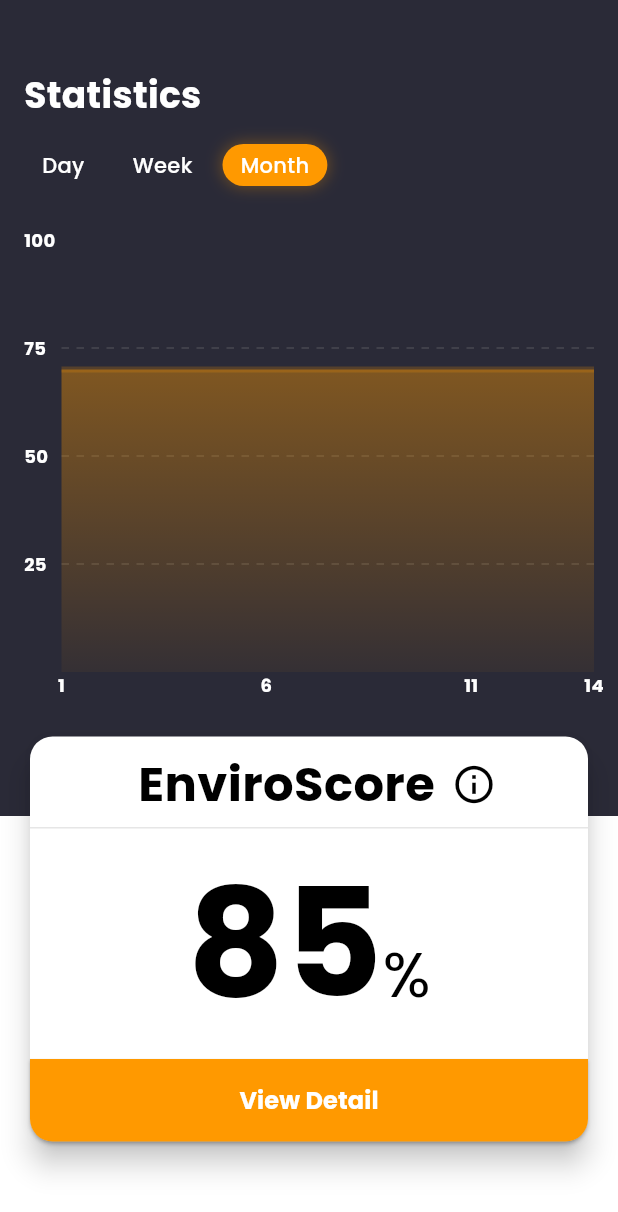
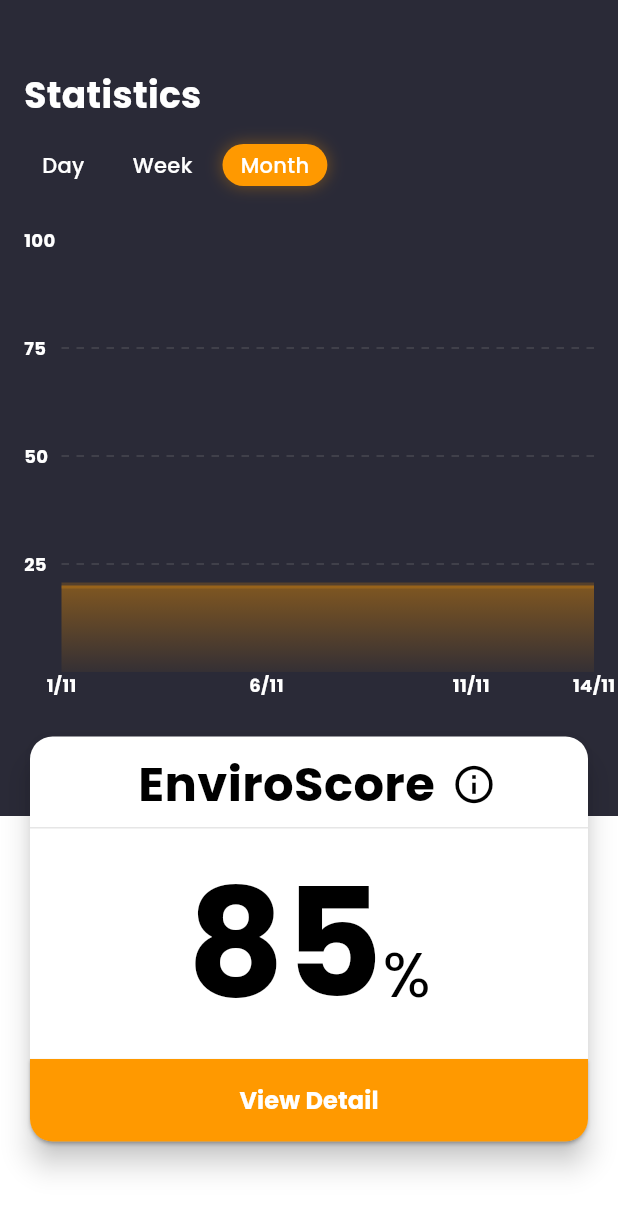
Before and after one commit to KempDewulf/envirosense-app, a Flutter app: the StatisticsScreen screen opened directly, after a tap on "Week", after a tap on "Month", on a phone screen of 412 x 824 dp. Shown: the top 1212 px of the screen. Run offline on Flutter 3.47's test engine with Material 3 defaults, Android fonts, the phone set to English and light mode, and no system bars; drawn by our look-alikes of fl_chart; our stand-ins replace camera, dotted_border, firebase_auth, firebase_core, google_fonts, introduction_screen and 2 more; accounts and stored records are empty.

Commit message:
fix: improve chart data generation and enhance tooltip display in Statistics screen

```diff
--- a/lib/views/statistics_screen.dart
+++ b/lib/views/statistics_screen.dart
@@ -29,20 +29,21 @@ class _StatisticsScreenState extends State<StatisticsScreen> {
         scoreData = List.generate(24, (i) {
           if (i <= now.hour) {
             // Mock hourly data
-          return FlSpot(i.toDouble(), 20 + Random().nextInt(30).toDouble());
+            return FlSpot(i.toDouble(), Random().nextInt(100).toDouble());
           } else {
             // Skip future data points
             return null; // Return null for future data
           }
         }).whereType<FlSpot>().toList(); // Exclude null values
-      labels = List.generate(24, (i) => "${i % 12 == 0 ? 12 : i % 12}${i < 12 ? 'AM' : 'PM'}");
+        labels = List.generate(
+            24, (i) => "${i % 12 == 0 ? 12 : i % 12}${i < 12 ? 'AM' : 'PM'}");
       } else if (_selectedPeriod == 'Week') {
         // Generate data for 7 days
         const weekDays = ['Mon', 'Tue', 'Wed', 'Thu', 'Fri', 'Sat', 'Sun'];
         scoreData = List.generate(7, (i) {
           if (i < now.weekday) {
             // Mock daily data
-          return FlSpot(i.toDouble(), 40 + Random().nextInt(20).toDouble());
+            return FlSpot(i.toDouble(), Random().nextInt(100).toDouble());
           } else {
             // Skip future data points
             return null;
@@ -51,17 +52,16 @@ class _StatisticsScreenState extends State<StatisticsScreen> {
         labels = weekDays;
       } else if (_selectedPeriod == 'Month') {
         // Generate data for all days in current month
-      int totalDaysInMonth = DateTime(now.year, now.month + 1, 0).day;
-      scoreData = List.generate(totalDaysInMonth, (i) {
-        if (i < now.day) {
-          // Mock daily data
-          return FlSpot(i.toDouble(), 50 + Random().nextInt(50).toDouble());
-        } else {
-          // Skip future data points
-          return null;
-        }
-      }).whereType<FlSpot>().toList();
-      labels = List.generate(totalDaysInMonth, (i) => (i + 1).toString());
+        int totalDays = now.day;
+        scoreData = List.generate(totalDays, (i) {
+          // Mock daily data up to current day
+          return FlSpot(i.toDouble(), Random().nextInt(100).toDouble());
+        });
+
+        labels = List.generate(totalDays, (i) {
+          int day = i + 1;
+          return '$day/${now.month}';
+        });
       }
       // Update labels to match scoreData length
       labels = labels.sublist(0, scoreData.length);
@@ -88,7 +88,12 @@ class _StatisticsScreenState extends State<StatisticsScreen> {
           color: isSelected ? AppColors.secondaryColor : Colors.transparent,
           borderRadius: BorderRadius.circular(20),
           boxShadow: isSelected
-              ? [BoxShadow(color: AppColors.secondaryColor.withOpacity(0.3), blurRadius: 8, spreadRadius: 1)]
+              ? [
+                  BoxShadow(
+                      color: AppColors.secondaryColor.withOpacity(0.3),
+                      blurRadius: 8,
+                      spreadRadius: 1)
+                ]
               : null,
         ),
         child: Text(
@@ -156,7 +161,10 @@ class _StatisticsScreenState extends State<StatisticsScreen> {
                   decoration: const BoxDecoration(
                     color: AppColors.primaryColor,
                   ),
-                  child: EnviroScoreChart(scoreData: scoreData, labels: labels, selectedPeriod: _selectedPeriod),
+                  child: EnviroScoreChart(
+                      scoreData: scoreData,
+                      labels: labels,
+                      selectedPeriod: _selectedPeriod),
                 ),
                 Positioned(
                   top: 343,
@@ -273,7 +281,8 @@ class _StatisticsScreenState extends State<StatisticsScreen> {
                               },
                               style: ElevatedButton.styleFrom(
                                 backgroundColor: AppColors.secondaryColor,
-                                padding: const EdgeInsets.symmetric(vertical: 16),
+                                padding:
+                                    const EdgeInsets.symmetric(vertical: 16),
                                 shape: const RoundedRectangleBorder(
                                   borderRadius: BorderRadius.vertical(
                                       bottom: Radius.circular(15)),
@@ -321,6 +330,25 @@ class EnviroScoreChart extends StatelessWidget {
       padding: const EdgeInsets.only(left: 16, right: 16, top: 16, bottom: 16),
       child: LineChart(
         LineChartData(
+          lineTouchData: LineTouchData(
+            enabled: true,
+            touchTooltipData: LineTouchTooltipData(
+              getTooltipItems: (touchedSpots) {
+                return touchedSpots.map((touchedSpot) {
+                  final x = touchedSpot.x.toInt();
+                  final y = touchedSpot.y;
+                  String xLabel = x >= 0 && x < labels.length ? labels[x] : '';
+                  return LineTooltipItem(
+                    '$xLabel\n${y.toStringAsFixed(2)}%',
+                    const TextStyle(
+                      color: Colors.white,
+                      fontWeight: FontWeight.bold,
+                    ),
+                  );
+                }).toList();
+              },
+            ),
+          ),
           gridData: FlGridData(
             show: true,
             drawVerticalLine: false,
@@ -332,12 +360,16 @@ class EnviroScoreChart extends StatelessWidget {
             ),
           ),
           titlesData: FlTitlesData(
-            topTitles: const AxisTitles(sideTitles: SideTitles(showTitles: false)),
-            rightTitles: const AxisTitles(sideTitles: SideTitles(showTitles: false)),
+            topTitles:
+                const AxisTitles(sideTitles: SideTitles(showTitles: false)),
+            rightTitles:
+                const AxisTitles(sideTitles: SideTitles(showTitles: false)),
             bottomTitles: AxisTitles(
               sideTitles: SideTitles(
                 showTitles: true,
-                interval: _selectedPeriod == 'Day' ? 4 : (_selectedPeriod == 'Week' ? 1 : 5),
+                interval: _selectedPeriod == 'Day'
+                    ? 4
+                    : (_selectedPeriod == 'Week' ? 1 : 5),
                 reservedSize: 80,
                 getTitlesWidget: (value, _) {
                   int index = value.toInt();
@@ -347,7 +379,10 @@ class EnviroScoreChart extends StatelessWidget {
                     }
                     return Text(
                       labels[index],
-                      style: const TextStyle(color: AppColors.whiteColor, fontSize: 12, fontWeight: FontWeight.bold),
+                      style: const TextStyle(
+                          color: AppColors.whiteColor,
+                          fontSize: 12,
+                          fontWeight: FontWeight.bold),
                     );
                   } else {
                     return const SizedBox.shrink();
@@ -364,7 +399,10 @@ class EnviroScoreChart extends StatelessWidget {
                 getTitlesWidget: (value, _) {
                   return Text(
                     value.toInt().toString(),
-                    style: const TextStyle(color: AppColors.whiteColor, fontSize: 12, fontWeight: FontWeight.bold),
+                    style: const TextStyle(
+                        color: AppColors.whiteColor,
+                        fontSize: 12,
+                        fontWeight: FontWeight.bold),
                   );
                 },
               ),
@@ -380,7 +418,10 @@ class EnviroScoreChart extends StatelessWidget {
               spots: scoreData,
               isCurved: true,
               gradient: LinearGradient(
-                colors: [AppColors.secondaryColor.withOpacity(0.8), AppColors.secondaryColor.withOpacity(0.2)],
+                colors: [
+                  AppColors.secondaryColor.withOpacity(0.8),
+                  AppColors.secondaryColor.withOpacity(0.2)
+                ],
                 begin: Alignment.topCenter,
                 end: Alignment.bottomCenter,
               ),
@@ -388,7 +429,10 @@ class EnviroScoreChart extends StatelessWidget {
               belowBarData: BarAreaData(
                 show: true,
                 gradient: LinearGradient(
-                  colors: [AppColors.secondaryColor.withOpacity(0.4), AppColors.secondaryColor.withOpacity(0.05)],
+                  colors: [
+                    AppColors.secondaryColor.withOpacity(0.4),
+                    AppColors.secondaryColor.withOpacity(0.05)
+                  ],
                   begin: Alignment.topCenter,
                   end: Alignment.bottomCenter,
                 ),
```
Lines whose indentation alone changed are shown as unchanged.
